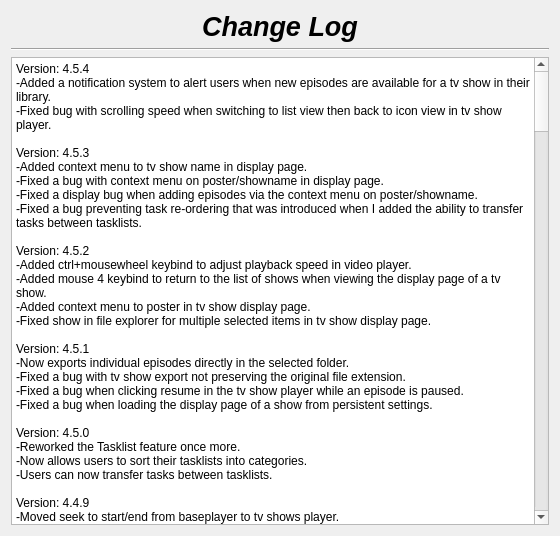
therealMaPMaKeR/MMDiary, file changelog.ui: the form before one commit.
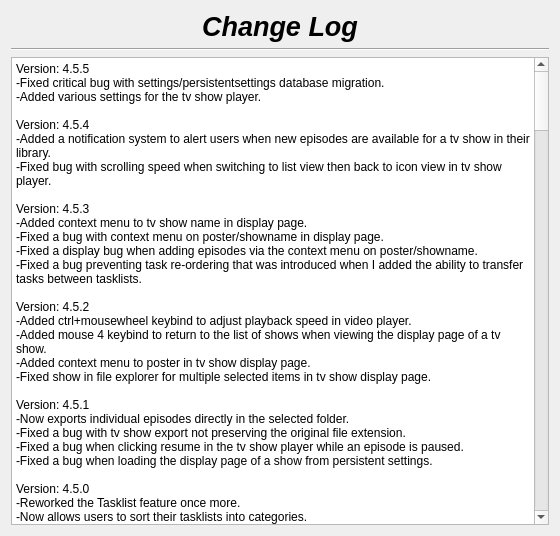
The form after the commit.

Commit message:
fixed bug with database migration
that was earlier, this commit is for setting up proper defaults to the new columns in the new version of the settings database.

```diff
--- a/changelog.ui
+++ b/changelog.ui
@@ -55,7 +55,7 @@
 li.unchecked::marker { content: &quot;\2610&quot;; }
 li.checked::marker { content: &quot;\2612&quot;; }
 &lt;/style&gt;&lt;/head&gt;&lt;body style=&quot; font-family:'Segoe UI'; font-size:9pt; font-weight:400; font-style:normal;&quot;&gt;
-&lt;p style=&quot; margin-top:0px; margin-bottom:0px; margin-left:0px; margin-right:0px; -qt-block-indent:0; text-indent:0px;&quot;&gt;Version: 4.5.4&lt;br /&gt;-Added a notification system to alert users when new episodes are available for a tv show in their library.&lt;/p&gt;
+&lt;p style=&quot; margin-top:0px; margin-bottom:0px; margin-left:0px; margin-right:0px; -qt-block-indent:0; text-indent:0px;&quot;&gt;Version: 4.5.5&lt;br /&gt;-Fixed critical bug with settings/persistentsettings database migration.&lt;br /&gt;-Added various settings for the tv show player.&lt;br /&gt;&lt;br /&gt;Version: 4.5.4&lt;br /&gt;-Added a notification system to alert users when new episodes are available for a tv show in their library.&lt;/p&gt;
 &lt;p style=&quot; margin-top:0px; margin-bottom:0px; margin-left:0px; margin-right:0px; -qt-block-indent:0; text-indent:0px;&quot;&gt;-Fixed bug with scrolling speed when switching to list view then back to icon view in tv show player.&lt;br /&gt;&lt;br /&gt;Version: 4.5.3&lt;br /&gt;-Added context menu to tv show name in display page.&lt;br /&gt;-Fixed a bug with context menu on poster/showname in display page.&lt;br /&gt;-Fixed a display bug when adding episodes via the context menu on poster/showname.&lt;br /&gt;-Fixed a bug preventing task re-ordering that was introduced when I added the ability to transfer tasks between tasklists.&lt;/p&gt;
 &lt;p style=&quot; margin-top:0px; margin-bottom:0px; margin-left:0px; margin-right:0px; -qt-block-indent:0; text-indent:0px;&quot;&gt;&lt;br /&gt;Version: 4.5.2&lt;br /&gt;-Added ctrl+mousewheel keybind to adjust playback speed in video player.&lt;br /&gt;-Added mouse 4 keybind to return to the list of shows when viewing the display page of a tv show.&lt;/p&gt;
 &lt;p style=&quot; margin-top:0px; margin-bottom:0px; margin-left:0px; margin-right:0px; -qt-block-indent:0; text-indent:0px;&quot;&gt;-Added context menu to poster in tv show display page.&lt;br /&gt;-Fixed show in file explorer for multiple selected items in tv show display page.&lt;br /&gt;&lt;br /&gt;Version: 4.5.1&lt;br /&gt;-Now exports individual episodes directly in the selected folder.&lt;br /&gt;-Fixed a bug with tv show export not preserving the original file extension.&lt;/p&gt;
```
The commit also changes 1 other file.
